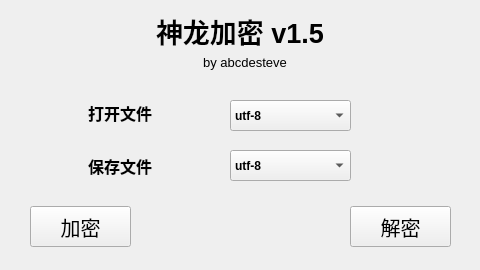
First picture: the form in gui.ui, repository abcdesteve/encrypt, before the edit.
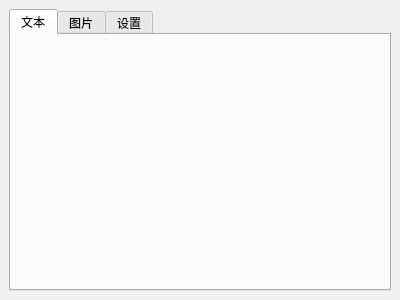
Second picture: the form after the edit.

```diff
--- a/gui.ui
+++ b/gui.ui
@@ -6,450 +6,41 @@
    <rect>
     <x>0</x>
     <y>0</y>
-    <width>480</width>
-    <height>270</height>
+    <width>400</width>
+    <height>300</height>
    </rect>
   </property>
-  <property name="minimumSize">
-   <size>
-    <width>480</width>
-    <height>270</height>
-   </size>
-  </property>
-  <property name="maximumSize">
-   <size>
-    <width>480</width>
-    <height>270</height>
-   </size>
+  <property name="acceptDrops">
+   <bool>true</bool>
   </property>
   <property name="windowTitle">
    <string>神龙加密 v1.5</string>
   </property>
   <widget class="QWidget" name="centralwidget">
-   <property name="layoutDirection">
-    <enum>Qt::LeftToRight</enum>
-   </property>
-   <property name="autoFillBackground">
-    <bool>true</bool>
-   </property>
-   <widget class="QLabel" name="save_label">
-    <property name="geometry">
-     <rect>
-      <x>70</x>
-      <y>150</y>
-      <width>100</width>
-      <height>31</height>
-     </rect>
-    </property>
-    <property name="minimumSize">
-     <size>
-      <width>100</width>
-      <height>25</height>
-     </size>
-    </property>
-    <property name="font">
-     <font>
-      <pointsize>12</pointsize>
-      <weight>75</weight>
-      <bold>true</bold>
-     </font>
-    </property>
-    <property name="autoFillBackground">
-     <bool>true</bool>
-    </property>
-    <property name="text">
-     <string>保存文件</string>
-    </property>
-    <property name="alignment">
-     <set>Qt::AlignCenter</set>
-    </property>
-   </widget>
-   <widget class="QLabel" name="open_label">
-    <property name="geometry">
-     <rect>
-      <x>70</x>
-      <y>100</y>
-      <width>100</width>
-      <height>25</height>
-     </rect>
-    </property>
-    <property name="minimumSize">
-     <size>
-      <width>100</width>
-      <height>25</height>
-     </size>
-    </property>
-    <property name="font">
-     <font>
-      <pointsize>12</pointsize>
-      <weight>75</weight>
-      <bold>true</bold>
-     </font>
-    </property>
-    <property name="autoFillBackground">
-     <bool>true</bool>
-    </property>
-    <property name="text">
-     <string>打开文件</string>
-    </property>
-    <property name="alignment">
-     <set>Qt::AlignCenter</set>
-    </property>
-   </widget>
-   <widget class="QComboBox" name="open_format">
-    <property name="geometry">
-     <rect>
-      <x>230</x>
-      <y>100</y>
-      <width>121</width>
-      <height>31</height>
-     </rect>
-    </property>
-    <property name="font">
-     <font>
-      <weight>75</weight>
-      <italic>false</italic>
-      <bold>true</bold>
-     </font>
-    </property>
-    <property name="autoFillBackground">
-     <bool>true</bool>
-    </property>
+   <layout class="QHBoxLayout" name="horizontalLayout">
     <item>
-     <property name="text">
-      <string>utf-8</string>
-     </property>
+     <widget class="QTabWidget" name="tabWidget">
+      <property name="currentIndex">
+       <number>0</number>
+      </property>
+      <widget class="QWidget" name="tab_1">
+       <attribute name="title">
+        <string>文本</string>
+       </attribute>
+      </widget>
+      <widget class="QWidget" name="tab_2">
+       <attribute name="title">
+        <string>图片</string>
+       </attribute>
+      </widget>
+      <widget class="QWidget" name="tab_3">
+       <attribute name="title">
+        <string>设置</string>
+       </attribute>
+      </widget>
+     </widget>
     </item>
-    <item>
-     <property name="text">
-      <string>utf-8-sig</string>
-     </property>
-    </item>
-    <item>
-     <property name="text">
-      <string>gb2312</string>
-     </property>
-    </item>
-    <item>
-     <property name="text">
-      <string>gbk</string>
-     </property>
-    </item>
-    <item>
-     <property name="text">
-      <string>gb18030</string>
-     </property>
-    </item>
-    <item>
-     <property name="text">
-      <string>big5</string>
-     </property>
-    </item>
-    <item>
-     <property name="text">
-      <string>koi8-r</string>
-     </property>
-    </item>
-    <item>
-     <property name="text">
-      <string>cp932</string>
-     </property>
-    </item>
-    <item>
-     <property name="text">
-      <string>windows-1250</string>
-     </property>
-    </item>
-    <item>
-     <property name="text">
-      <string>windows-1251</string>
-     </property>
-    </item>
-    <item>
-     <property name="text">
-      <string>windows-1252</string>
-     </property>
-    </item>
-    <item>
-     <property name="text">
-      <string>windows-1253</string>
-     </property>
-    </item>
-    <item>
-     <property name="text">
-      <string>windows-1254</string>
-     </property>
-    </item>
-    <item>
-     <property name="text">
-      <string>windows-1255</string>
-     </property>
-    </item>
-    <item>
-     <property name="text">
-      <string>windows-1256</string>
-     </property>
-    </item>
-    <item>
-     <property name="text">
-      <string>windows-1257</string>
-     </property>
-    </item>
-    <item>
-     <property name="text">
-      <string>windows-1258</string>
-     </property>
-    </item>
-    <item>
-     <property name="text">
-      <string>jpg</string>
-     </property>
-    </item>
-    <item>
-     <property name="text">
-      <string>png</string>
-     </property>
-    </item>
-    <item>
-     <property name="text">
-      <string>bmp</string>
-     </property>
-    </item>
-   </widget>
-   <widget class="QComboBox" name="save_format">
-    <property name="geometry">
-     <rect>
-      <x>230</x>
-      <y>150</y>
-      <width>121</width>
-      <height>31</height>
-     </rect>
-    </property>
-    <property name="font">
-     <font>
-      <weight>75</weight>
-      <italic>false</italic>
-      <bold>true</bold>
-     </font>
-    </property>
-    <property name="autoFillBackground">
-     <bool>true</bool>
-    </property>
-    <item>
-     <property name="text">
-      <string>utf-8</string>
-     </property>
-    </item>
-    <item>
-     <property name="text">
-      <string>utf-8-sig</string>
-     </property>
-    </item>
-    <item>
-     <property name="text">
-      <string>gb2312</string>
-     </property>
-    </item>
-    <item>
-     <property name="text">
-      <string>gbk</string>
-     </property>
-    </item>
-    <item>
-     <property name="text">
-      <string>gb18030</string>
-     </property>
-    </item>
-    <item>
-     <property name="text">
-      <string>big5</string>
-     </property>
-    </item>
-    <item>
-     <property name="text">
-      <string>koi8-r</string>
-     </property>
-    </item>
-    <item>
-     <property name="text">
-      <string>cp932</string>
-     </property>
-    </item>
-    <item>
-     <property name="text">
-      <string>windows-1250</string>
-     </property>
-    </item>
-    <item>
-     <property name="text">
-      <string>windows-1251</string>
-     </property>
-    </item>
-    <item>
-     <property name="text">
-      <string>windows-1252</string>
-     </property>
-    </item>
-    <item>
-     <property name="text">
-      <string>windows-1253</string>
-     </property>
-    </item>
-    <item>
-     <property name="text">
-      <string>windows-1254</string>
-     </property>
-    </item>
-    <item>
-     <property name="text">
-      <string>windows-1255</string>
-     </property>
-    </item>
-    <item>
-     <property name="text">
-      <string>windows-1256</string>
-     </property>
-    </item>
-    <item>
-     <property name="text">
-      <string>windows-1257</string>
-     </property>
-    </item>
-    <item>
-     <property name="text">
-      <string>windows-1258</string>
-     </property>
-    </item>
-    <item>
-     <property name="text">
-      <string>jpg</string>
-     </property>
-    </item>
-    <item>
-     <property name="text">
-      <string>png</string>
-     </property>
-    </item>
-    <item>
-     <property name="text">
-      <string>bmp</string>
-     </property>
-    </item>
-   </widget>
-   <widget class="QLabel" name="title_label">
-    <property name="geometry">
-     <rect>
-      <x>40</x>
-      <y>10</y>
-      <width>400</width>
-      <height>41</height>
-     </rect>
-    </property>
-    <property name="minimumSize">
-     <size>
-      <width>400</width>
-      <height>0</height>
-     </size>
-    </property>
-    <property name="baseSize">
-     <size>
-      <width>100</width>
-      <height>0</height>
-     </size>
-    </property>
-    <property name="font">
-     <font>
-      <pointsize>20</pointsize>
-      <weight>75</weight>
-      <bold>true</bold>
-     </font>
-    </property>
-    <property name="autoFillBackground">
-     <bool>true</bool>
-    </property>
-    <property name="text">
-     <string>神龙加密 v1.5</string>
-    </property>
-    <property name="alignment">
-     <set>Qt::AlignCenter</set>
-    </property>
-   </widget>
-   <widget class="QLabel" name="name_label">
-    <property name="geometry">
-     <rect>
-      <x>170</x>
-      <y>50</y>
-      <width>150</width>
-      <height>25</height>
-     </rect>
-    </property>
-    <property name="minimumSize">
-     <size>
-      <width>150</width>
-      <height>25</height>
-     </size>
-    </property>
-    <property name="font">
-     <font>
-      <pointsize>10</pointsize>
-     </font>
-    </property>
-    <property name="autoFillBackground">
-     <bool>true</bool>
-    </property>
-    <property name="text">
-     <string>by abcdesteve</string>
-    </property>
-    <property name="alignment">
-     <set>Qt::AlignCenter</set>
-    </property>
-   </widget>
-   <widget class="QPushButton" name="unlock_bottom">
-    <property name="geometry">
-     <rect>
-      <x>350</x>
-      <y>206</y>
-      <width>101</width>
-      <height>41</height>
-     </rect>
-    </property>
-    <property name="font">
-     <font>
-      <pointsize>15</pointsize>
-      <weight>50</weight>
-      <bold>false</bold>
-     </font>
-    </property>
-    <property name="autoFillBackground">
-     <bool>true</bool>
-    </property>
-    <property name="text">
-     <string>解密</string>
-    </property>
-   </widget>
-   <widget class="QPushButton" name="lock_bottom">
-    <property name="geometry">
-     <rect>
-      <x>30</x>
-      <y>206</y>
-      <width>101</width>
-      <height>41</height>
-     </rect>
-    </property>
-    <property name="font">
-     <font>
-      <pointsize>15</pointsize>
-      <weight>50</weight>
-      <bold>false</bold>
-     </font>
-    </property>
-    <property name="autoFillBackground">
-     <bool>true</bool>
-    </property>
-    <property name="text">
-     <string>加密</string>
-    </property>
-   </widget>
+   </layout>
   </widget>
  </widget>
  <resources/>
```
Left out of the diff: 2 changed lines with no effect on the pictures.
